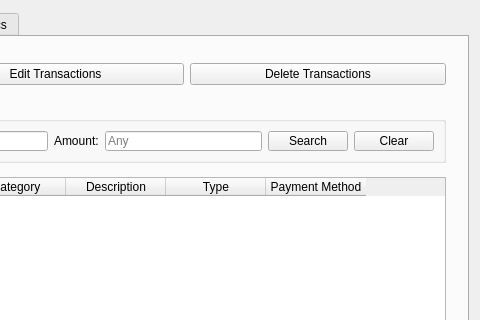
Old version of the form src/GUI.ui in the repository LeoPaquette/ExpenseTracker; both pictures show x 378 to 858 and y 0 to 320 of the 858 by 720 pixel window.
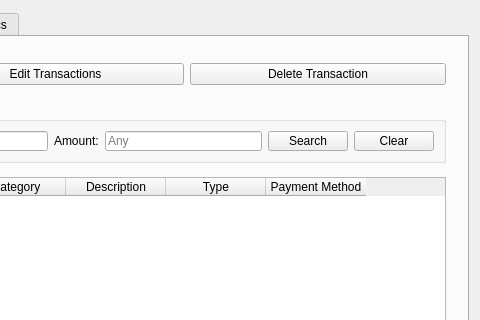
New version of the form. The open tabs and pages were chosen to show the change.

Commit message: feat: wired save/edit transaction, save category and startup loading with QSettings. validation comes from the model constructors throwing rather than being redone in the gui, duplicate detection comes off the new bool returns. see onSaveTransactionClicked()

The edit to the form file:
```diff
--- a/src/GUI.ui
+++ b/src/GUI.ui
@@ -50,7 +50,7 @@
         <item>
          <widget class="QPushButton" name="btnDeleteTransaction">
           <property name="text">
-           <string>Delete Transactions</string>
+           <string>Delete Transaction</string>
           </property>
          </widget>
         </item>
```
Left out of the diff: 2 changed lines with no effect on the pictures. The commit also changes 3 other files.
